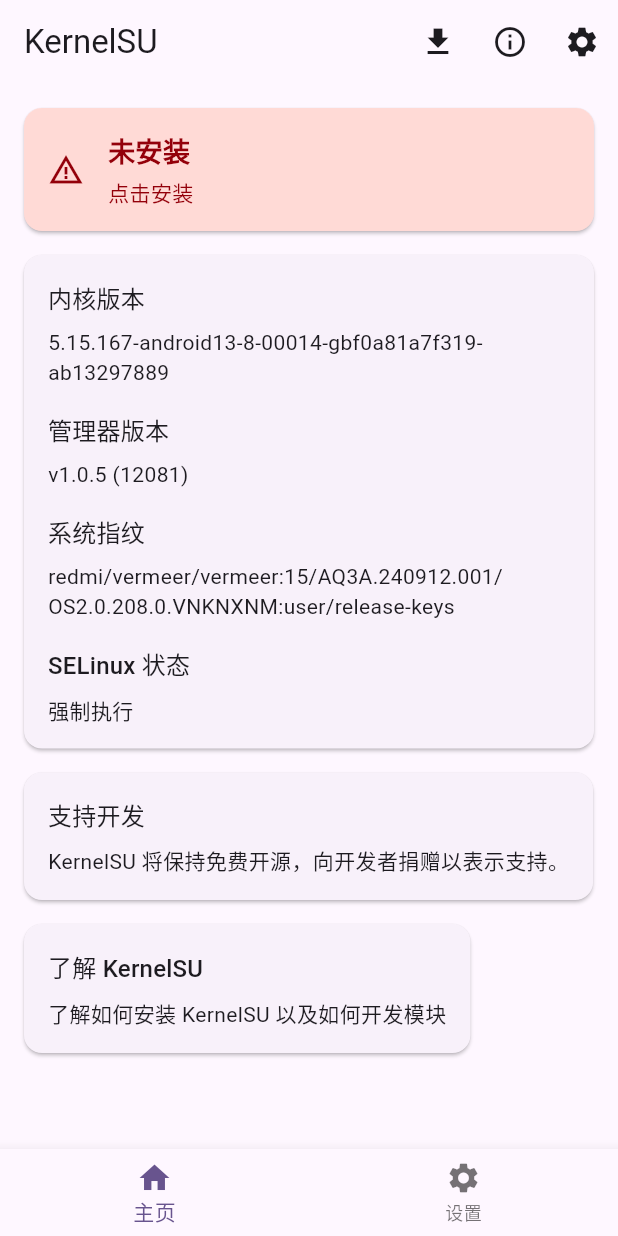
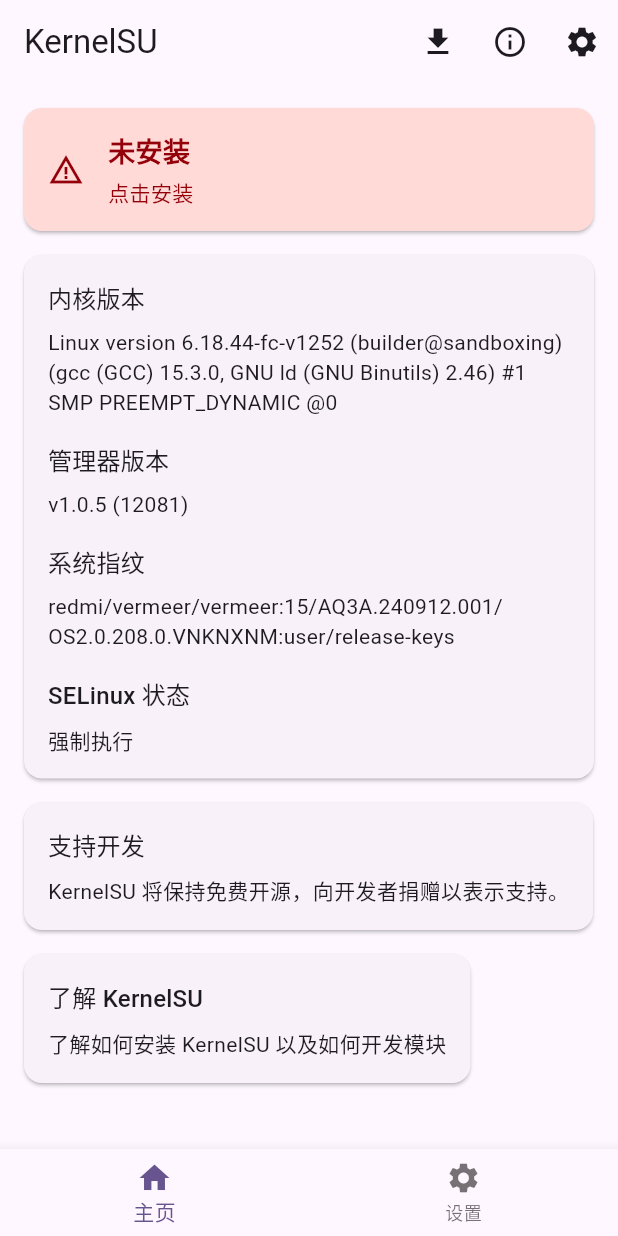
Before and after one commit to aqnya/fmanager, a Flutter app: the MyHomePage screen opened directly, after a tap on the "download" icon, on a phone screen of 412 x 824 dp. Run offline on Flutter 3.47's test engine with Material 3 defaults, Android fonts, the phone set to English and light mode, and no system bars; drawn by our look-alikes of dynamic_color.

Commit message:
add uname

```diff
--- a/lib/main.dart
+++ b/lib/main.dart
@@ -1,5 +1,6 @@
 import 'package:flutter/material.dart';
 import 'package:dynamic_color/dynamic_color.dart';
+import 'uname.dart';
 
 void main() {
   runApp(const MyApp());
@@ -21,12 +22,12 @@ class MyApp extends StatelessWidget {
     return DynamicColorBuilder(
       builder: (ColorScheme? lightDynamic, ColorScheme? darkDynamic) {
         return MaterialApp(
-          title: 'KernelSU', // 将标题更改为 KernelSU
+          title: 'KernelSU',
           theme: ThemeData(
             colorScheme: lightDynamic ?? fallbackLightColorScheme,
             useMaterial3: true,
             appBarTheme: AppBarTheme(
-              backgroundColor: lightDynamic?.surface ?? fallbackLightColorScheme.surface, // 使AppBar背景与页面背景色一致
+              backgroundColor: lightDynamic?.surface ?? fallbackLightColorScheme.surface,
               foregroundColor: lightDynamic?.onSurface ?? fallbackLightColorScheme.onSurface,
             ),
           ),
@@ -34,12 +35,12 @@ class MyApp extends StatelessWidget {
             colorScheme: darkDynamic ?? fallbackDarkColorScheme,
             useMaterial3: true,
             appBarTheme: AppBarTheme(
-              backgroundColor: darkDynamic?.surface ?? fallbackDarkColorScheme.surface, // 使AppBar背景与页面背景色一致
+              backgroundColor: darkDynamic?.surface ?? fallbackDarkColorScheme.surface,
               foregroundColor: darkDynamic?.onSurface ?? fallbackDarkColorScheme.onSurface,
             ),
           ),
           themeMode: ThemeMode.system,
-          home: const MyHomePage(title: 'KernelSU'), // 将标题更改为 KernelSU
+          home: const MyHomePage(title: 'KernelSU'),
         );
       },
     );
@@ -58,10 +59,8 @@ class MyHomePage extends StatefulWidget {
 class _MyHomePageState extends State<MyHomePage> {
   int _selectedIndex = 0;
 
-  // 我们将在Scaffold的body中直接构建主页内容，以匹配图片。
-  // _pages 列表现在只包含主页内容的单个条目。
-  static const List<Widget> _pages = <Widget>[
-    KernelSUHomePageContent(), // 为KernelSU屏幕创建的自定义小部件
+  final List<Widget> _pages = const [
+    KernelSUHomePageContent(),
     Center(child: Text('设置页面')),
   ];
 
@@ -92,7 +91,7 @@ class _MyHomePageState extends State<MyHomePage> {
         items: const [
           BottomNavigationBarItem(
             icon: Icon(Icons.home),
-            label: '主页', // 更改标签以匹配图片
+            label: '主页',
           ),
           BottomNavigationBarItem(
             icon: Icon(Icons.settings),
@@ -104,9 +103,28 @@ class _MyHomePageState extends State<MyHomePage> {
   }
 }
 
-// KernelSU 主页内容的自定义小部件
-class KernelSUHomePageContent extends StatelessWidget {
+class KernelSUHomePageContent extends StatefulWidget {
   const KernelSUHomePageContent({super.key});
+
+  @override
+  State<KernelSUHomePageContent> createState() => _KernelSUHomePageContentState();
+}
+
+class _KernelSUHomePageContentState extends State<KernelSUHomePageContent> {
+  String _kernelVersion = '加载中...';
+
+  @override
+  void initState() {
+    super.initState();
+    _loadKernelVersion();
+  }
+
+  Future<void> _loadKernelVersion() async {
+    final version = await getKernelVersion();
+    setState(() {
+      _kernelVersion = version;
+    });
+  }
 
   @override
   Widget build(BuildContext context) {
@@ -117,9 +135,9 @@ class KernelSUHomePageContent extends StatelessWidget {
       child: Column(
         crossAxisAlignment: CrossAxisAlignment.start,
         children: [
-          // 未安装状态卡片
+          // 未安装卡片
           Card(
-            color: colorScheme.errorContainer, // 用于警告的醒目颜色
+            color: colorScheme.errorContainer,
             margin: const EdgeInsets.only(bottom: 16.0),
             child: Padding(
               padding: const EdgeInsets.all(16.0),
@@ -130,18 +148,15 @@ class KernelSUHomePageContent extends StatelessWidget {
                   Column(
                     crossAxisAlignment: CrossAxisAlignment.start,
                     children: [
-                      Text(
-                        '未安装', // Not installed
-                        style: TextStyle(
-                            fontSize: 18,
-                            fontWeight: FontWeight.bold,
-                            color: colorScheme.onErrorContainer),
-                      ),
+                      Text('未安装',
+                          style: TextStyle(
+                              fontSize: 18,
+                              fontWeight: FontWeight.bold,
+                              color: colorScheme.onErrorContainer)),
                       const SizedBox(height: 4),
-                      Text(
-                        '点击安装', // Click to install
-                        style: TextStyle(fontSize: 14, color: colorScheme.onErrorContainer),
-                      ),
+                      Text('点击安装',
+                          style: TextStyle(
+                              fontSize: 14, color: colorScheme.onErrorContainer)),
                     ],
                   ),
                 ],
@@ -159,7 +174,7 @@ class KernelSUHomePageContent extends StatelessWidget {
                 children: [
                   Text('内核版本', style: Theme.of(context).textTheme.titleMedium),
                   const SizedBox(height: 8),
-                  Text('5.15.167-android13-8-00014-gbf0a81a7f319-ab13297889'),
+                  Text(_kernelVersion),
                   const SizedBox(height: 16),
                   Text('管理器版本', style: Theme.of(context).textTheme.titleMedium),
                   const SizedBox(height: 8),
--- /dev/null
+++ b/lib/uname.dart
@@ -0,0 +1,15 @@
+import 'dart:io';
+
+Future<String> getKernelVersion() async {
+  try {
+    final file = File('/proc/version');
+    if (await file.exists()) {
+      final content = await file.readAsString();
+      return content.trim();
+    } else {
+      return '无法访问 /proc/version';
+    }
+  } catch (e) {
+    return '获取失败: $e';
+  }
+}
```
